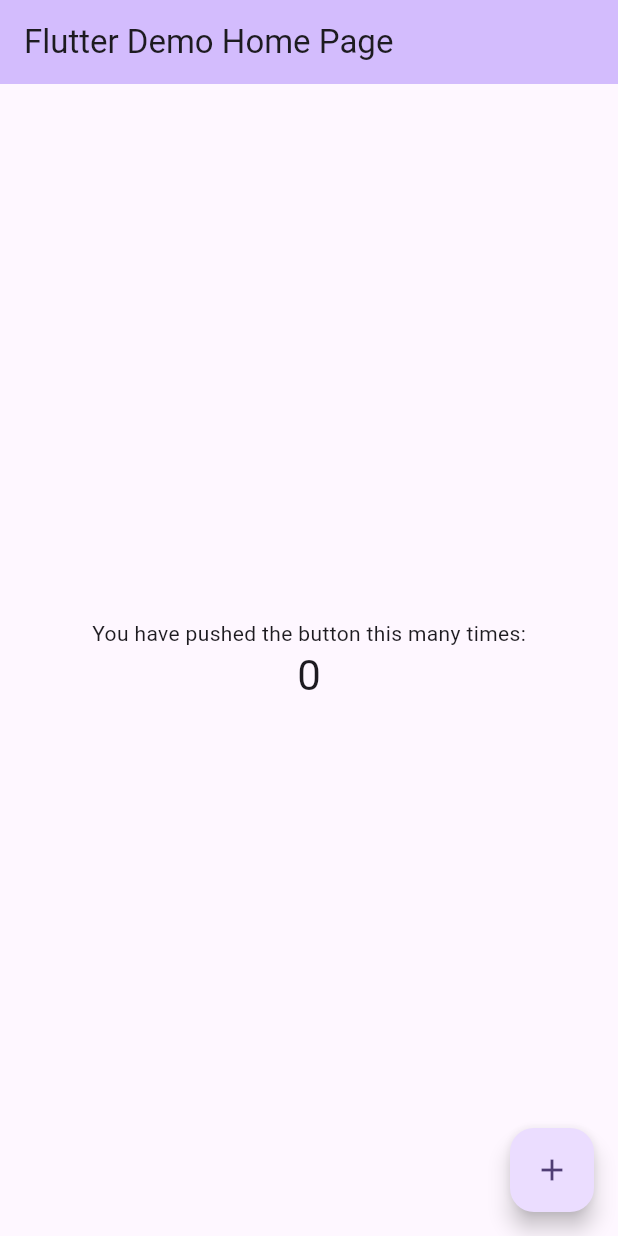
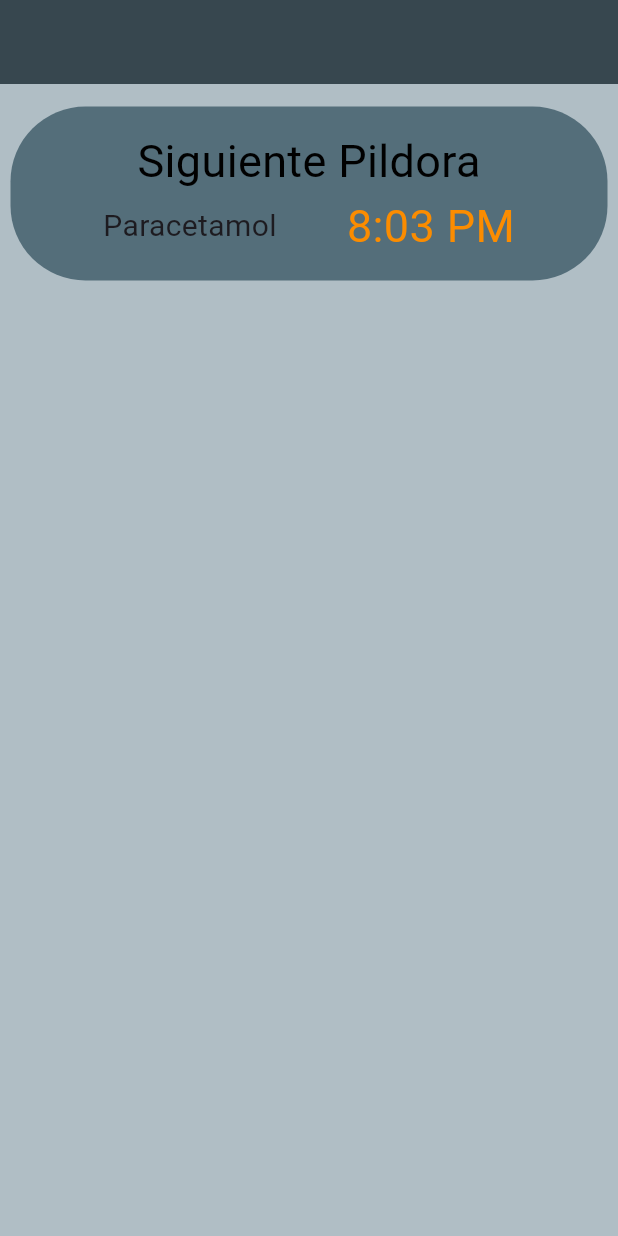
Before and after one commit to AntonioDeJesusMunozMunoz/pastillero_inteligente, a Flutter app: the screen it shows after launch, on a phone screen of 412 x 824 dp. Run offline on Flutter 3.47's test engine with Material 3 defaults, Android fonts, the phone set to English and light mode, and no system bars.

Commit message:
primer commit

```diff
--- a/lib/main.dart
+++ b/lib/main.dart
@@ -1,122 +1,92 @@
 import 'package:flutter/material.dart';
 
 void main() {
-  runApp(const MyApp());
+  runApp(const PillDispenserMonitor());
 }
 
-class MyApp extends StatelessWidget {
-  const MyApp({super.key});
+Color foregroundColor = Colors.blueGrey.shade600;
+Color backgroundColor = Colors.blueGrey.shade200;
+TextStyle baseTextStyle = TextStyle(
+                            fontSize: 20
+                          );
 
-  // This widget is the root of your application.
+//Los datos se verian asi
+Map testDict = {
+  0: [("Ibuprofeno",0,0),("Paracetamol",1,70),("skibidi Sigma",2,0)],//hora:lista[(nombre,tomo(2), tomoTarde(1),noTomo(0),tiempoDeRetraso(minutos))]
+  6: [("Ibuprofeno",2,0)],
+  8: [("Paracetamol",2,0)],
+  12:[("Ibuprofeno",1,200), ("Skibidi Sigma",2,0)],
+  16:[("Paracetamol",2,0)],
+  18:[("Ibuprofeno",2,0)]
+};
+
+var cardBoxDecoration = BoxDecoration(
+                  color: foregroundColor,
+                  borderRadius: BorderRadius.all(Radius.circular(50))
+                );
+class PillDispenserMonitor extends StatelessWidget {
+  const PillDispenserMonitor({super.key});
+
   @override
   Widget build(BuildContext context) {
     return MaterialApp(
-      title: 'Flutter Demo',
-      theme: ThemeData(
-        // This is the theme of your application.
-        //
-        // TRY THIS: Try running your application with "flutter run". You'll see
-        // the application has a purple toolbar. Then, without quitting the app,
-        // try changing the seedColor in the colorScheme below to Colors.green
-        // and then invoke "hot reload" (save your changes or press the "hot
-        // reload" button in a Flutter-supported IDE, or press "r" if you used
-        // the command line to start the app).
-        //
-        // Notice that the counter didn't reset back to zero; the application
-        // state is not lost during the reload. To reset the state, use hot
-        // restart instead.
-        //
-        // This works for code too, not just values: Most code changes can be
-        // tested with just a hot reload.
-        colorScheme: ColorScheme.fromSeed(seedColor: Colors.deepPurple),
-      ),
-      home: const MyHomePage(title: 'Flutter Demo Home Page'),
+      home: Scaffold(
+        appBar: AppBar(backgroundColor: Colors.blueGrey.shade800,),
+        body: Container(
+              decoration: BoxDecoration(
+              color: backgroundColor,
+              ),
+            child: Column(
+              crossAxisAlignment: CrossAxisAlignment.stretch,
+              children: [
+                //time until next pill card
+                siguientePildoraCard(),
+
+                //historial table
+                Container(
+                  decoration: cardBoxDecoration,
+                  child: Column(
+                    //children: testDict.values.map((key,value) => {return Text("")}).toList(),
+                  ),
+                ),
+              ],
+            ),
+          ),
+      )
     );
   }
-}
 
-class MyHomePage extends StatefulWidget {
-  const MyHomePage({super.key, required this.title});
-
-  // This widget is the home page of your application. It is stateful, meaning
-  // that it has a State object (defined below) that contains fields that affect
-  // how it looks.
-
-  // This class is the configuration for the state. It holds the values (in this
-  // case the title) provided by the parent (in this case the App widget) and
-  // used by the build method of the State. Fields in a Widget subclass are
-  // always marked "final".
-
-  final String title;
-
-  @override
-  State<MyHomePage> createState() => _MyHomePageState();
-}
-
-class _MyHomePageState extends State<MyHomePage> {
-  int _counter = 0;
-
-  void _incrementCounter() {
-    setState(() {
-      // This call to setState tells the Flutter framework that something has
-      // changed in this State, which causes it to rerun the build method below
-      // so that the display can reflect the updated values. If we changed
-      // _counter without calling setState(), then the build method would not be
-      // called again, and so nothing would appear to happen.
-      _counter++;
-    });
-  }
-
-  @override
-  Widget build(BuildContext context) {
-    // This method is rerun every time setState is called, for instance as done
-    // by the _incrementCounter method above.
-    //
-    // The Flutter framework has been optimized to make rerunning build methods
-    // fast, so that you can just rebuild anything that needs updating rather
-    // than having to individually change instances of widgets.
-    return Scaffold(
-      appBar: AppBar(
-        // TRY THIS: Try changing the color here to a specific color (to
-        // Colors.amber, perhaps?) and trigger a hot reload to see the AppBar
-        // change color while the other colors stay the same.
-        backgroundColor: Theme.of(context).colorScheme.inversePrimary,
-        // Here we take the value from the MyHomePage object that was created by
-        // the App.build method, and use it to set our appbar title.
-        title: Text(widget.title),
-      ),
-      body: Center(
-        // Center is a layout widget. It takes a single child and positions it
-        // in the middle of the parent.
-        child: Column(
-          // Column is also a layout widget. It takes a list of children and
-          // arranges them vertically. By default, it sizes itself to fit its
-          // children horizontally, and tries to be as tall as its parent.
-          //
-          // Column has various properties to control how it sizes itself and
-          // how it positions its children. Here we use mainAxisAlignment to
-          // center the children vertically; the main axis here is the vertical
-          // axis because Columns are vertical (the cross axis would be
-          // horizontal).
-          //
-          // TRY THIS: Invoke "debug painting" (choose the "Toggle Debug Paint"
-          // action in the IDE, or press "p" in the console), to see the
-          // wireframe for each widget.
-          mainAxisAlignment: MainAxisAlignment.center,
-          children: <Widget>[
-            const Text('You have pushed the button this many times:'),
-            Text(
-              '$_counter',
-              style: Theme.of(context).textTheme.headlineMedium,
-            ),
-          ],
-        ),
-      ),
-      floatingActionButton: FloatingActionButton(
-        onPressed: _incrementCounter,
-        tooltip: 'Increment',
-        child: const Icon(Icons.add),
-      ), // This trailing comma makes auto-formatting nicer for build methods.
-    );
+Container siguientePildoraCard() {
+  return Container(
+              margin: EdgeInsets.symmetric(horizontal: 7, vertical: 15),
+              padding: EdgeInsets.symmetric(horizontal: 15, vertical: 15),
+              decoration: cardBoxDecoration,
+              child: Column(
+                children: [
+                  Text("Siguiente Pildora",
+                    style: TextStyle(
+                        color: Colors.black,
+                        fontSize: 30
+                      ),
+                    ),
+                  Row(
+                    mainAxisAlignment: MainAxisAlignment.spaceEvenly,
+                    children: [
+                      Text(
+                        "Paracetamol",
+                        style: baseTextStyle,
+                        ),
+                        Text(
+                          "8:03 PM",
+                          style: TextStyle(
+                            color: Colors.orange.shade600,
+                            fontSize: 30
+                          ),
+                        ),
+                    ],
+                  ),
+                ],
+              ),
+            );
   }
 }
```
Also changed, not shown: 1 other file.
